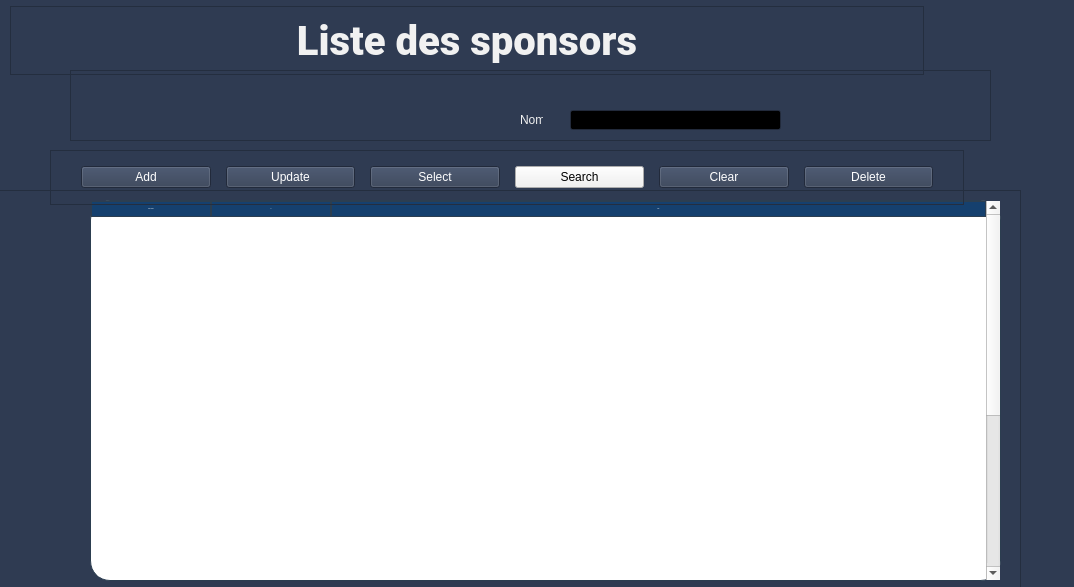
Old version of the form sponsor.ui in the repository HyperDarkmoon/TVEmpire.
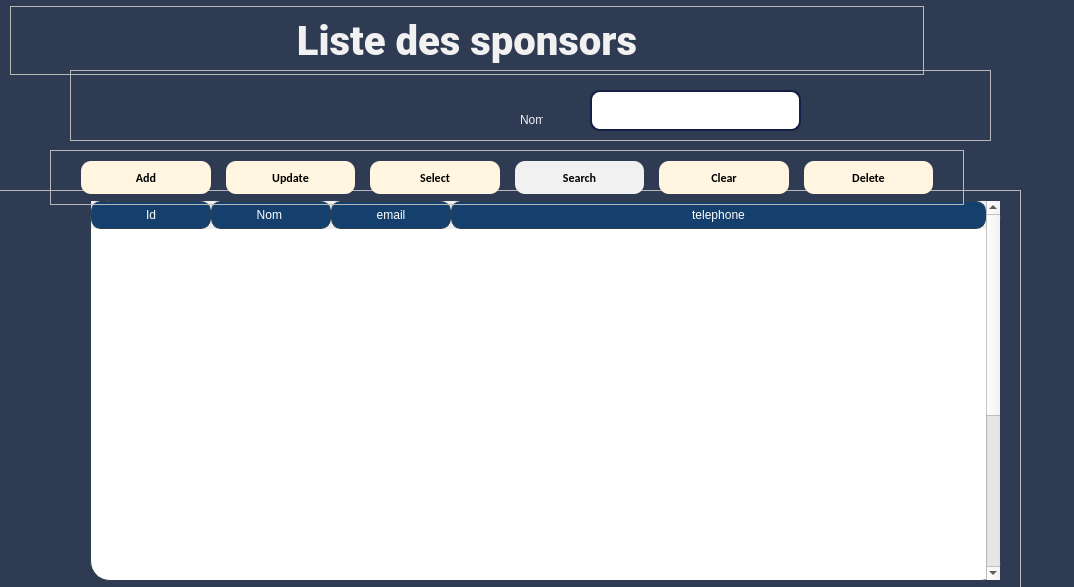
New version of the form. Icons and pictures are not drawn.

```diff
--- a/sponsor.ui
+++ b/sponsor.ui
@@ -462,7 +462,34 @@
    <bool>true</bool>
   </property>
   <property name="styleSheet">
-   <string notr="true"/>
+   <string notr="true">QPushButton {
+    background-color: #FFF5E0; /* Initially transparent background */
+    color: black;
+
+    border-radius: 10px;
+    padding: 10px 20px;
+    font-weight: bold;
+    font-family: Calibri, sans-serif;
+}
+/* Hover effect */
+QPushButton:hover {
+    background-color: #FFF5E0;
+    border: 3px solid #141E46;
+    color: black;
+}
+
+/* Pressed effect */
+QPushButton:pressed {
+    background-color: #141E46;
+    border: 2px solid #141E46;
+    padding: 9px 19px;
+    color: white;
+}
+QPushButton:checked {
+    background-color: #64a1c2; /* Your desired color */
+    border: none; /* Remove the border if needed */
+}
+</string>
   </property>
   <widget class="QFrame" name="result_frame">
    <property name="geometry">
@@ -955,7 +982,8 @@
     color: white; /* Header text color */
     padding: 4px; /* Header padding */
     border: 1px solid #2c3e50; /* Header border color */
-  border-radius: 20px;
+  border-radius: 10px
+
 }
 
 /* Apply styles to the items within the QTableWidget */
@@ -1142,12 +1170,7 @@
     </row>
     <column>
      <property name="text">
-      <string>New Column</string>
-     </property>
-    </column>
-    <column>
-     <property name="text">
-      <string>Id</string>
+      <string notr="true">Id</string>
      </property>
     </column>
     <column>
@@ -1155,6 +1178,21 @@
       <string>Nom </string>
      </property>
     </column>
+    <column>
+     <property name="text">
+      <string>email</string>
+     </property>
+    </column>
+    <column>
+     <property name="text">
+      <string>telephone</string>
+     </property>
+    </column>
+    <item row="0" column="0">
+     <property name="text">
+      <string/>
+     </property>
+    </item>
    </widget>
   </widget>
   <widget class="QFrame" name="info_frame">
@@ -1191,12 +1229,26 @@
    <widget class="QLineEdit" name="lineEdit_2">
     <property name="geometry">
      <rect>
-      <x>500</x>
-      <y>40</y>
+      <x>520</x>
+      <y>20</y>
       <width>211</width>
-      <height>20</height>
+      <height>41</height>
      </rect>
     </property>
+    <property name="styleSheet">
+     <string notr="true">QLineEdit {
+    border: 2px solid #141E46;
+    border-radius: 10px;
+    padding: 5px;
+}
+
+QTextEdit {
+    border: 2px solid #141E46;
+    border-radius: 10px;
+    padding: 1.5px;
+}
+</string>
+    </property>
    </widget>
   </widget>
   <widget class="QFrame" name="frame_3">
```
